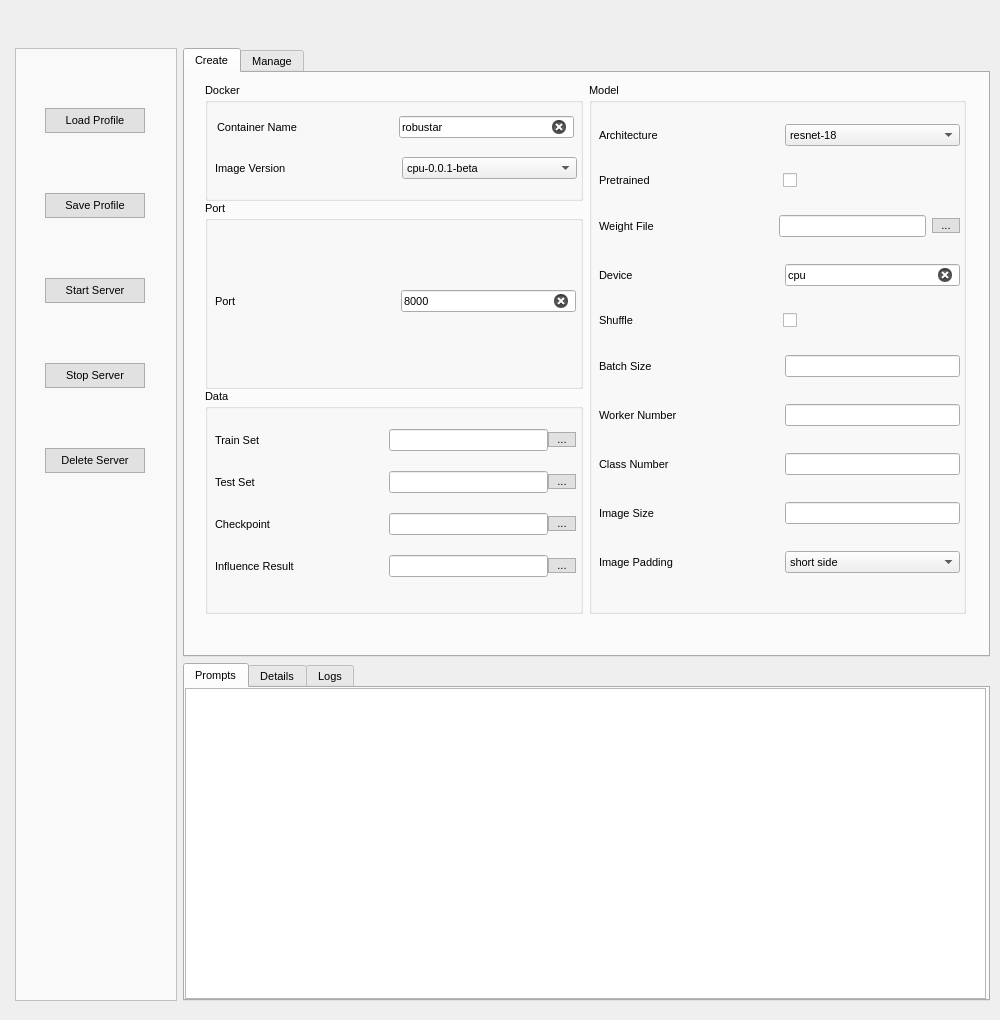
Qt form launcher/resources/launcher_v2.ui (PaulCCCCCCH/Robustar_implementation) before a commit.
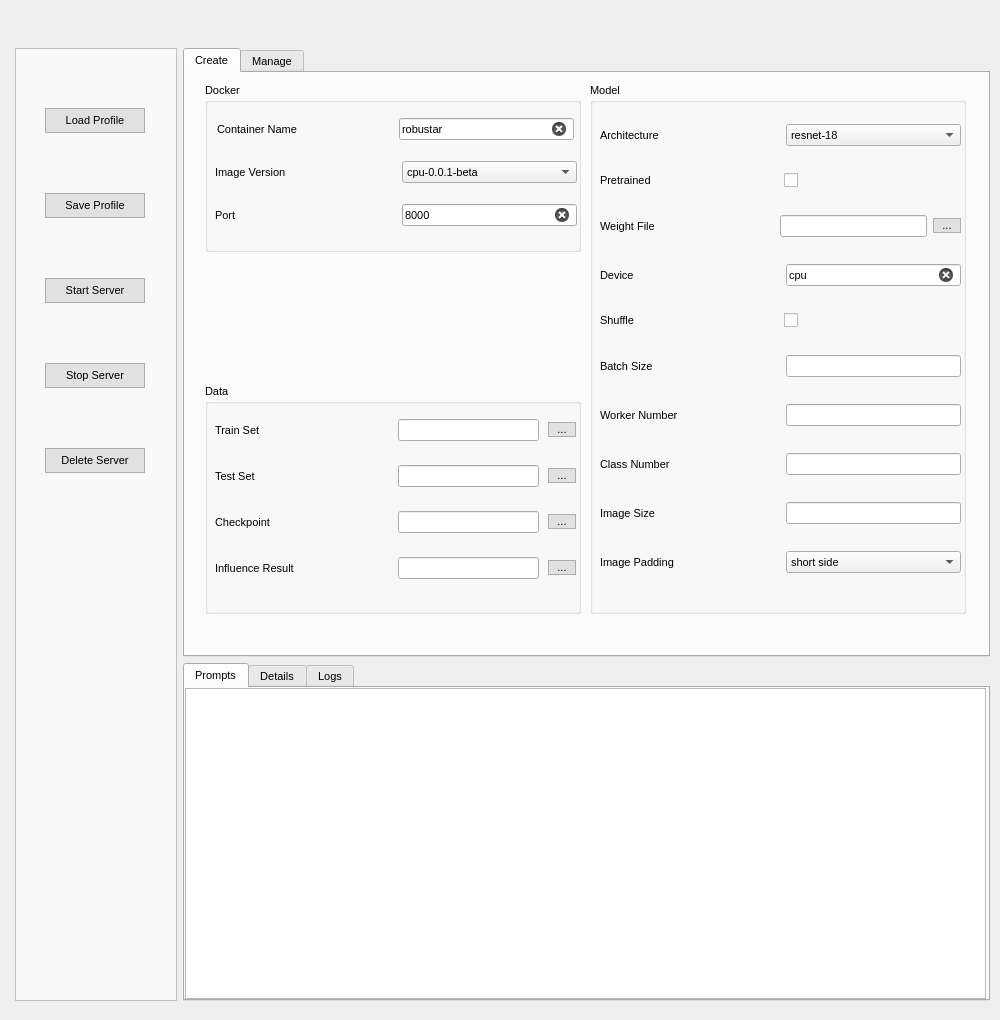
The same form after that commit. Icons and pictures are not drawn.

Commit message: Change the layout and close #81

The edit to the form file:
```diff
--- a/launcher/resources/launcher_v2.ui
+++ b/launcher/resources/launcher_v2.ui
@@ -516,11 +516,17 @@
             <layout class="QHBoxLayout" name="horizontalLayout_6">
              <item>
               <layout class="QHBoxLayout" name="horizontalLayout_3">
+               <property name="spacing">
+                <number>9</number>
+               </property>
                <item>
                 <layout class="QVBoxLayout" name="verticalLayout_3" stretch="0,0,0">
                  <property name="spacing">
                   <number>0</number>
                  </property>
+                 <property name="topMargin">
+                  <number>0</number>
+                 </property>
                  <item>
                   <widget class="QGroupBox" name="dockerGroupBox">
                    <property name="sizePolicy">
@@ -529,10 +535,16 @@
                      <verstretch>0</verstretch>
                     </sizepolicy>
                    </property>
+                   <property name="minimumSize">
+                    <size>
+                     <width>0</width>
+                     <height>169</height>
+                    </size>
+                   </property>
                    <property name="maximumSize">
                     <size>
                      <width>16777215</width>
-                     <height>118</height>
+                     <height>168</height>
                     </size>
                    </property>
                    <property name="font">
@@ -553,7 +565,7 @@
                       <x>10</x>
                       <y>20</y>
                       <width>362</width>
-                      <height>91</height>
+                      <height>141</height>
                      </rect>
                     </property>
                     <layout class="QVBoxLayout" name="verticalLayout_6">
@@ -696,40 +708,6 @@
                        </item>
                       </layout>
                      </item>
-                    </layout>
-                   </widget>
-                  </widget>
-                 </item>
-                 <item>
-                  <widget class="QGroupBox" name="portGroupBox">
-                   <property name="maximumSize">
-                    <size>
-                     <width>16777215</width>
-                     <height>188</height>
-                    </size>
-                   </property>
-                   <property name="font">
-                    <font>
-                     <family>Arial</family>
-                     <pointsize>8</pointsize>
-                     <weight>50</weight>
-                     <italic>false</italic>
-                     <bold>false</bold>
-                    </font>
-                   </property>
-                   <property name="title">
-                    <string>Port</string>
-                   </property>
-                   <widget class="QWidget" name="layoutWidget">
-                    <property name="geometry">
-                     <rect>
-                      <x>10</x>
-                      <y>20</y>
-                      <width>361</width>
-                      <height>161</height>
-                     </rect>
-                    </property>
-                    <layout class="QVBoxLayout" name="verticalLayout_5">
                      <item>
                       <layout class="QHBoxLayout" name="horizontalLayout_9">
                        <item>
@@ -788,12 +766,34 @@
                    </widget>
                   </widget>
                  </item>
+                 <item>
+                  <spacer name="verticalSpacer">
+                   <property name="orientation">
+                    <enum>Qt::Vertical</enum>
+                   </property>
+                   <property name="sizeType">
+                    <enum>QSizePolicy::Maximum</enum>
+                   </property>
+                   <property name="sizeHint" stdset="0">
+                    <size>
+                     <width>20</width>
+                     <height>132</height>
+                    </size>
+                   </property>
+                  </spacer>
+                 </item>
                  <item>
                   <widget class="QGroupBox" name="dataGroupBox">
+                   <property name="minimumSize">
+                    <size>
+                     <width>0</width>
+                     <height>0</height>
+                    </size>
+                   </property>
                    <property name="maximumSize">
                     <size>
                      <width>16777215</width>
-                     <height>282</height>
+                     <height>232</height>
                     </size>
                    </property>
                    <property name="font">
@@ -819,7 +819,7 @@
                     </property>
                     <layout class="QVBoxLayout" name="verticalLayout_7">
                      <property name="spacing">
-                      <number>0</number>
+                      <number>9</number>
                      </property>
                      <item>
                       <layout class="QHBoxLayout" name="horizontalLayout_16" stretch="0,0,0">
```
Left out of the diff: 4 changed lines with no effect on the pictures. The commit also changes 1 other file.
